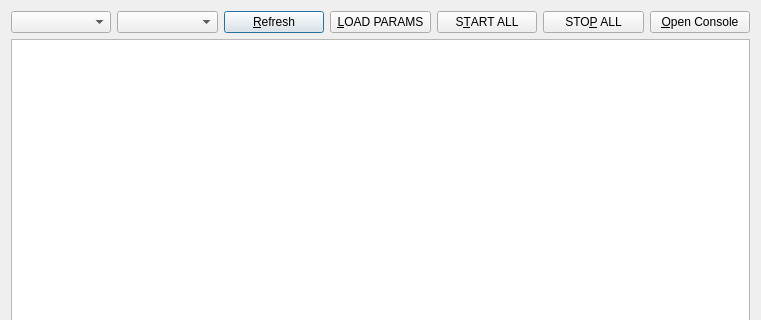
The window that resource/launch_widget.ui (ros-visualization/rqt_launch) describes before a commit, drawn with Qt 5; both pictures show x 0 to 761 and y 0 to 320 of the 761 by 484 pixel window.
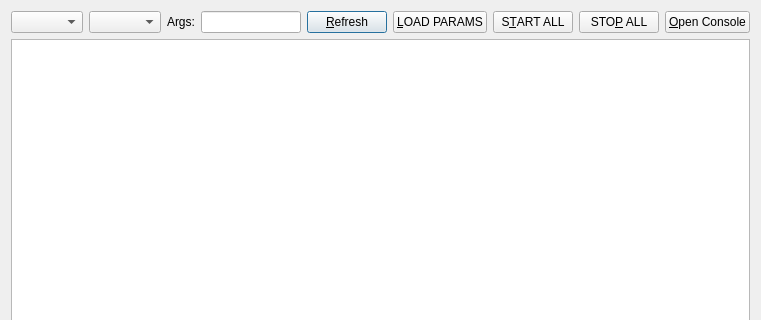
The same window after the commit.

Commit message: add a launch file for starting rqt_launch

The edit to the form file:
```diff
--- a/resource/launch_widget.ui
+++ b/resource/launch_widget.ui
@@ -28,6 +28,16 @@
      <item>
       <widget class="QComboBox" name="_combobox_launchfile_name"/>
      </item>
+     <item>
+       <widget class="QLabel" name="_label_args">
+         <property name="text">
+           <string>Args:</string>
+         </property>
+       </widget>
+     </item>
+     <item>
+      <widget class="QLineEdit" name="_lineedit_args"/>
+     </item>
      <item>
       <widget class="QPushButton" name="_pushbutton_refresh">
        <property name="text">
```
The commit also changes 2 other files.
